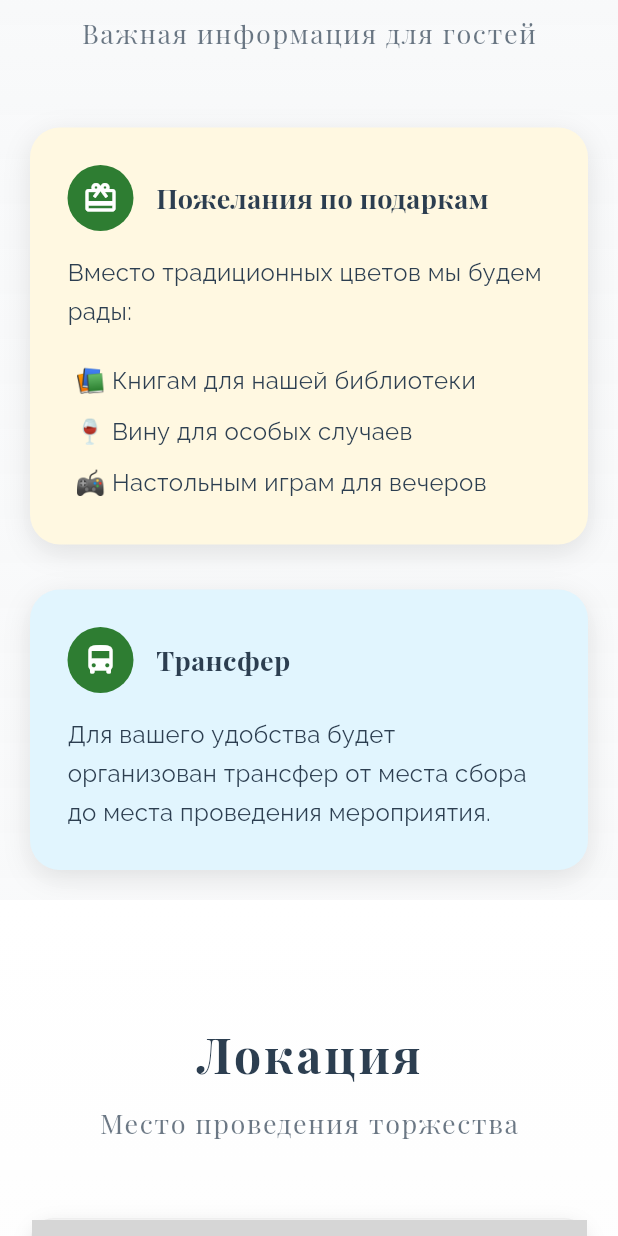
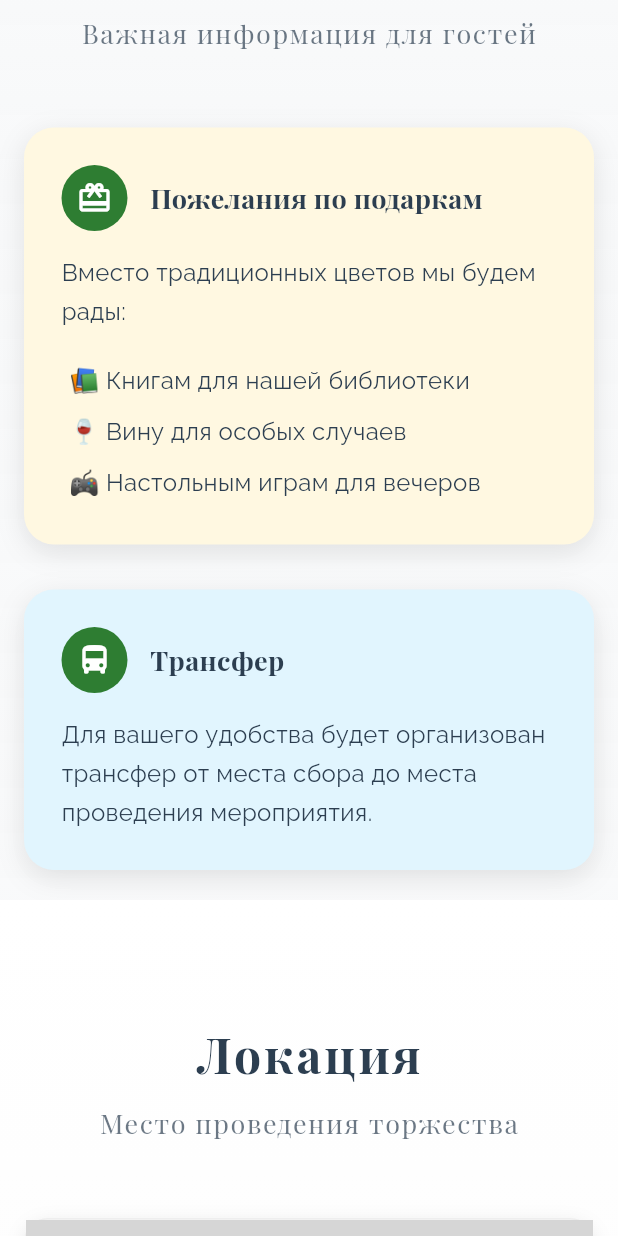
Before and after one commit to Ponkors/wedding_alexey_svetlana, a Flutter app: the screen it shows after launch, scrolled down 2304 dp, on a phone screen of 412 x 824 dp. Run offline on Flutter 3.47's test engine with Material 3 defaults, Android fonts, the light colour scheme and no system bars; drawn by our look-alikes of flutter_animate; our stand-ins replace google_fonts; missing offline and left inert: dart:html, yandex_mapkit; network calls fail; grey boxes are pictures that could not be loaded.

Commit message:
update layouts

```diff
--- a/lib/screens/home_screen.dart
+++ b/lib/screens/home_screen.dart
@@ -3,17 +3,16 @@
 import 'package:wedding/widgets/details_section.dart';
 import 'package:wedding/widgets/schedule_slider.dart';
 import '../constants/app_constants.dart';
-import '../widgets/about_section.dart';
-import '../widgets/dress_code_section.dart';
+// import '../widgets/dress_code_section.dart';
 import '../widgets/flipp_clock.dart';
 import '../widgets/location_section.dart';
 import '../widgets/rsvp_section.dart';
-import '../widgets/schedule_section.dart';
-import '../widgets/story_section.dart';
+// import '../widgets/story_section.dart';
 import '../widgets/scroll_indicator.dart';
-import '../widgets/wedding_decorations.dart';
+// import '../widgets/wedding_decorations.dart';
 import '../widgets/welcome_section.dart';
 import 'package:google_fonts/google_fonts.dart';
+import '../utils/responsive.dart';
 
 class HomeScreen extends StatelessWidget {
   const HomeScreen({super.key});
@@ -29,6 +28,7 @@
           crossAxisAlignment: CrossAxisAlignment.start,
           mainAxisAlignment: MainAxisAlignment.start,
           children: [
+            // Hero section оставляем full-bleed, но размеры текста адаптируем
             Container(
               height: MediaQuery.of(context).size.height,
               decoration: BoxDecoration(
@@ -55,7 +55,10 @@
                       Text(
                         AppConstants.groomName,
                         style: GoogleFonts.playfairDisplay(
-                          fontSize: 48,
+                          fontSize: Responsive.isMobile(
+                                  MediaQuery.of(context).size.width)
+                              ? 36
+                              : 56,
                           color: Colors.white70,
                           letterSpacing: 2,
                           fontWeight: FontWeight.w400,
@@ -74,7 +77,10 @@
                       Text(
                         '&',
                         style: GoogleFonts.playfairDisplay(
-                          fontSize: 36,
+                          fontSize: Responsive.isMobile(
+                                  MediaQuery.of(context).size.width)
+                              ? 28
+                              : 40,
                           color: Colors.white70,
                           letterSpacing: 2,
                           fontWeight: FontWeight.w300,
@@ -93,7 +99,10 @@
                       Text(
                         AppConstants.brideName,
                         style: GoogleFonts.playfairDisplay(
-                          fontSize: 48,
+                          fontSize: Responsive.isMobile(
+                                  MediaQuery.of(context).size.width)
+                              ? 36
+                              : 56,
                           color: Colors.white70,
                           letterSpacing: 2,
                           fontWeight: FontWeight.w400,
@@ -113,7 +122,10 @@
                       Text(
                         AppConstants.weddingDateString,
                         style: GoogleFonts.playfairDisplay(
-                          fontSize: 24,
+                          fontSize: Responsive.isMobile(
+                                  MediaQuery.of(context).size.width)
+                              ? 18
+                              : 24,
                           color: Colors.white70,
                           letterSpacing: 1,
                           fontWeight: FontWeight.w300,
@@ -138,6 +150,7 @@
                 ),
               ),
             ),
+            // Секции центрируют контент сами (см. responsive обертки внутри)
             const WelcomeSection(),
             ScheduleSlider(locationKey: locationKey),
             const DetailsSection(),
--- /dev/null
+++ b/lib/utils/responsive.dart
@@ -0,0 +1,26 @@
+class Breakpoints {
+  static const double mobile = 600;
+  static const double tablet = 1024;
+  static const double desktop = 1440;
+}
+
+class Responsive {
+  static bool isMobile(double width) => width < Breakpoints.mobile;
+  static bool isTablet(double width) =>
+      width >= Breakpoints.mobile && width < Breakpoints.tablet;
+  static bool isDesktop(double width) => width >= Breakpoints.tablet;
+
+  static double contentMaxWidth(double width) {
+    if (width >= 1600) return 1200;
+    if (width >= 1400) return 1120;
+    if (width >= 1200) return 1040;
+    if (width >= 1000) return 960;
+    return width;
+  }
+
+  static double horizontalPadding(double width) {
+    if (width >= Breakpoints.tablet) return 32;
+    if (width >= Breakpoints.mobile) return 24;
+    return 16;
+  }
+}
--- a/lib/widgets/details_section.dart
+++ b/lib/widgets/details_section.dart
@@ -4,6 +4,7 @@
 import '../constants/app_constants.dart';
 import 'section_title.dart';
 import 'section_divider.dart';
+import '../utils/responsive.dart';
 
 class DetailsSection extends StatelessWidget {
   const DetailsSection({super.key});
@@ -13,10 +14,10 @@
     final size = MediaQuery.of(context).size;
     final isSmallScreen = size.width < 600;
     final textFontSize = isSmallScreen ? 16.0 : 18.0;
-    final padding = isSmallScreen ? 20.0 : 40.0;
+    // final padding = isSmallScreen ? 20.0 : 40.0; // unused
 
     return Container(
-      padding: EdgeInsets.symmetric(vertical: 20, horizontal: padding),
+      padding: const EdgeInsets.symmetric(vertical: 20),
       decoration: BoxDecoration(
         gradient: LinearGradient(
           begin: Alignment.topCenter,
@@ -26,6 +27,16 @@
             const Color(AppConstants.backgroundColorValue).withOpacity(0.9),
           ],
         ),
+      ),
+      child: Align(
+        alignment: Alignment.topCenter,
+        child: Padding(
+          padding: EdgeInsets.symmetric(
+            horizontal: Responsive.horizontalPadding(size.width),
+          ),
+          child: ConstrainedBox(
+            constraints: BoxConstraints(
+              maxWidth: Responsive.contentMaxWidth(size.width),
             ),
             child: Column(
               crossAxisAlignment: CrossAxisAlignment.center,
@@ -58,13 +69,17 @@
                       context: context,
                       icon: Icons.directions_bus,
                       title: "Трансфер",
-                description: "Для вашего удобства будет организован трансфер от места сбора до места проведения мероприятия.",
+                      description:
+                          "Для вашего удобства будет организован трансфер от места сбора до места проведения мероприятия.",
                       fontSize: textFontSize,
                       color: Colors.lightBlue.shade50,
                     ),
                   ],
                 ),
               ],
+            ),
+          ),
+        ),
       ),
     );
   }
@@ -127,7 +142,8 @@
           ),
           if (items != null) ...[
             const SizedBox(height: 15),
-            ...items.map((item) => Padding(
+            ...items
+                .map((item) => Padding(
                       padding: const EdgeInsets.symmetric(vertical: 5),
                       child: Row(
                         crossAxisAlignment: CrossAxisAlignment.start,
@@ -143,7 +159,8 @@
                           ),
                         ],
                       ),
-            )).toList(),
+                    ))
+                .toList(),
           ],
         ],
       ),
--- a/lib/widgets/location_section.dart
+++ b/lib/widgets/location_section.dart
@@ -4,6 +4,7 @@
 import 'package:url_launcher/url_launcher.dart';
 import '../constants/app_constants.dart';
 import 'section_title.dart';
+import '../utils/responsive.dart';
 
 class LocationSection extends StatefulWidget {
   const LocationSection({super.key});
@@ -38,11 +39,12 @@
 
   @override
   Widget build(BuildContext context) {
-    final isSmallScreen = MediaQuery.of(context).size.width < 600;
+    final width = MediaQuery.of(context).size.width;
+    final isSmallScreen = width < 600;
     final cardPadding = isSmallScreen ? 20.0 : 30.0;
 
     return Container(
-      padding: EdgeInsets.symmetric(vertical: 80, horizontal: isSmallScreen ? 20 : 40),
+      padding: const EdgeInsets.symmetric(vertical: 80),
       decoration: BoxDecoration(
         gradient: LinearGradient(
           begin: Alignment.topCenter,
@@ -53,6 +55,14 @@
           ],
         ),
       ),
+      child: Align(
+        alignment: Alignment.topCenter,
+        child: Padding(
+          padding: EdgeInsets.symmetric(
+              horizontal: Responsive.horizontalPadding(width)),
+          child: ConstrainedBox(
+            constraints:
+                BoxConstraints(maxWidth: Responsive.contentMaxWidth(width)),
             child: Column(
               children: [
                 const SectionTitle(
@@ -70,12 +80,13 @@
                     child: AnimatedContainer(
                       duration: 300.ms,
                       height: isSmallScreen ? 220 : 300,
-                margin: EdgeInsets.symmetric(horizontal: isSmallScreen ? 0 : 40),
+                      margin: EdgeInsets.zero,
                       decoration: BoxDecoration(
                         borderRadius: BorderRadius.circular(16),
                         boxShadow: [
                           BoxShadow(
-                      color: Colors.black.withOpacity(_isHovered ? 0.2 : 0.1),
+                            color: Colors.black
+                                .withOpacity(_isHovered ? 0.2 : 0.1),
                             blurRadius: _isHovered ? 20 : 10,
                             offset: Offset(0, _isHovered ? 8 : 4),
                           ),
@@ -97,7 +108,8 @@
                                 loadingBuilder: (_, child, progress) {
                                   return progress == null
                                       ? child
-                                : Center(child: CircularProgressIndicator());
+                                      : Center(
+                                          child: CircularProgressIndicator());
                                 },
                               )
                             else
@@ -109,7 +121,8 @@
                                 color: Colors.black.withOpacity(0.2),
                                 child: Center(
                                   child: Container(
-                              padding: const EdgeInsets.symmetric(horizontal: 24, vertical: 12),
+                                    padding: const EdgeInsets.symmetric(
+                                        horizontal: 24, vertical: 12),
                                     decoration: BoxDecoration(
                                       color: Colors.white,
                                       borderRadius: BorderRadius.circular(30),
@@ -140,7 +153,7 @@
                 // Карточка с информацией
                 Container(
                   width: double.infinity,
-            margin: EdgeInsets.symmetric(horizontal: isSmallScreen ? 0 : 40),
+                  margin: EdgeInsets.zero,
                   padding: EdgeInsets.all(cardPadding),
                   decoration: BoxDecoration(
                     color: Colors.white,
@@ -170,7 +183,8 @@
                         iconColor: Colors.blueAccent,
                         title: 'Дата и время',
                         subtitle: AppConstants.weddingDateString,
-                  description: 'Рекомендуем прибыть за 30 минут до начала',
+                        description:
+                            'Рекомендуем прибыть за 30 минут до начала',
                       ),
                     ],
                   ),
@@ -187,7 +201,8 @@
                   style: ElevatedButton.styleFrom(
                     backgroundColor: const Color(0xFF3366FF),
                     foregroundColor: Colors.white,
-              padding: const EdgeInsets.symmetric(horizontal: 32, vertical: 16),
+                    padding: const EdgeInsets.symmetric(
+                        horizontal: 32, vertical: 16),
                     shape: RoundedRectangleBorder(
                       borderRadius: BorderRadius.circular(30),
                     ),
@@ -214,6 +229,9 @@
                     .slideY(begin: 0.1, end: 0, curve: Curves.easeOutQuart)
                     .shimmer(delay: 800.ms, duration: 1000.ms),
               ],
+            ),
+          ),
+        ),
       ),
     );
   }
```
Also changed, not shown: lib/widgets/responsive_container.dart (added, +36 -0 lines), lib/widgets/rsvp_section.dart (+22 -10 lines), lib/widgets/welcome_section.dart (+36 -19 lines). Lines whose indentation alone changed are shown as unchanged.
